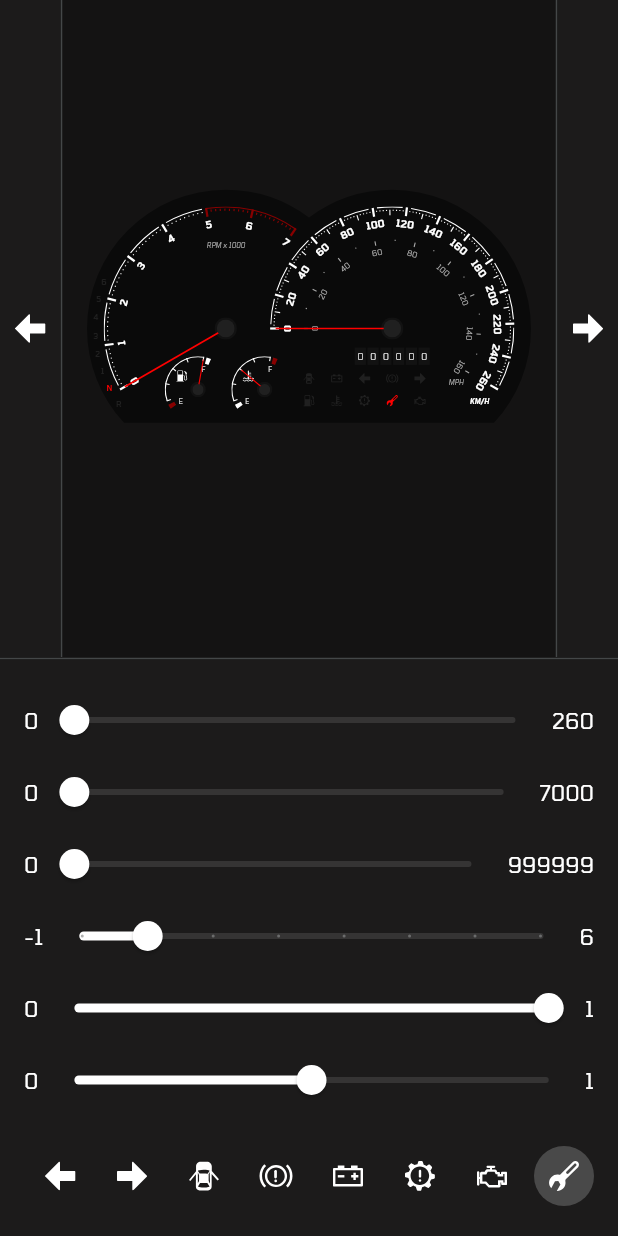
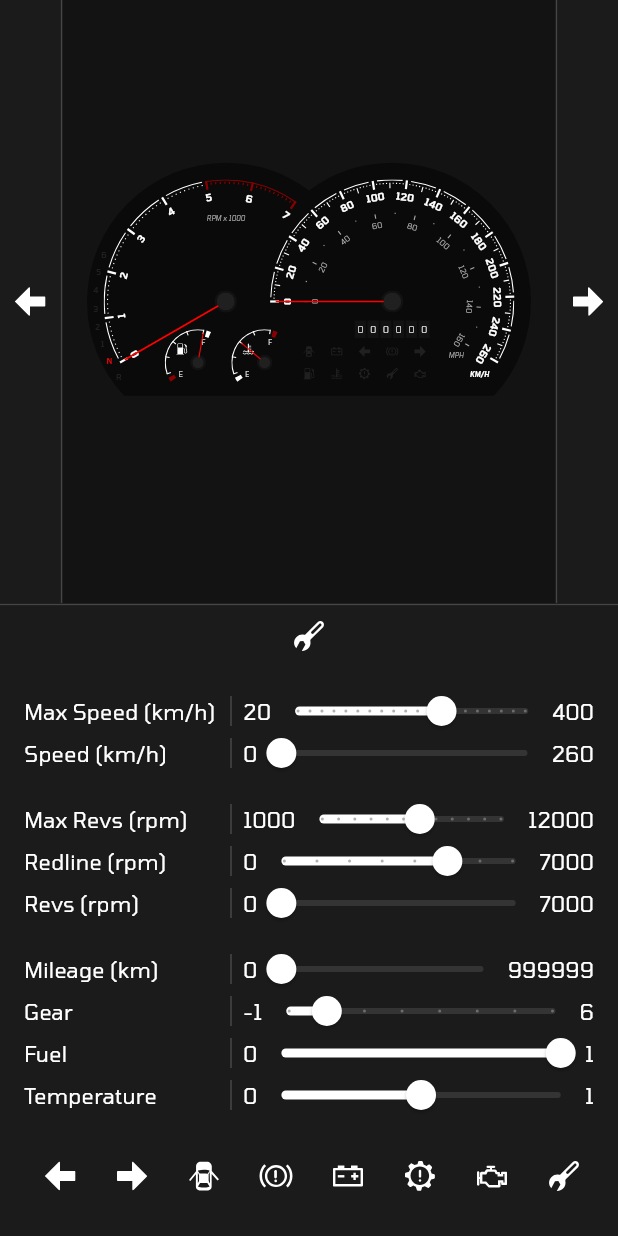
Before and after one commit to darius-calugar/Gauge-Cluster, a Flutter app: the screen it shows after launch, after a tap on an icon or button, on a phone screen of 412 x 824 dp. Run offline on Flutter 3.47's test engine with Material 3 defaults, Android fonts, the phone set to English and light mode, and no system bars; our stand-ins replace equatable, flutter_bloc, flutter_svg.

Commit message:
feat: Make playground controls expandable

```diff
--- a/gauge_cluster/lib/blocs/car/car_cubit.dart
+++ b/gauge_cluster/lib/blocs/car/car_cubit.dart
@@ -1,3 +1,5 @@
+import 'dart:math';
+
 import 'package:equatable/equatable.dart';
 import 'package:flutter_bloc/flutter_bloc.dart';
 
@@ -6,12 +8,30 @@ part 'car_state.dart';
 class CarCubit extends Cubit<CarState> {
   CarCubit() : super(CarState.initial());
 
+  void setMaxSpeed(double maxSpeed) async {
+    emit(state.copyWith(maxSpeed: maxSpeed, speed: min(state.speed, maxSpeed)));
+  }
+
   void setSpeed(double speed) async {
     emit(state.copyWith(speed: speed));
   }
 
+  void setMaxRevs(double maxRevs) async {
+    emit(
+      state.copyWith(
+        maxRevs: maxRevs,
+        revs: min(state.revs, maxRevs),
+        redline: min(state.redline, maxRevs),
+      ),
+    );
+  }
+
   void setRevs(double revs) async {
     emit(state.copyWith(revs: revs));
+  }
+
+  void setRedline(double redline) async {
+    emit(state.copyWith(redline: redline));
   }
 
   void setMileage(int mileage) async {
--- a/gauge_cluster/lib/blocs/car/car_state.dart
+++ b/gauge_cluster/lib/blocs/car/car_state.dart
@@ -2,8 +2,11 @@ part of 'car_cubit.dart';
 
 class CarState extends Equatable {
   const CarState({
+    required this.maxSpeed,
     required this.speed,
+    required this.maxRevs,
     required this.revs,
+    required this.redline,
     required this.mileage,
     required this.gear,
     required this.fuel,
@@ -19,8 +22,11 @@ class CarState extends Equatable {
   });
 
   const CarState.initial()
-    : speed = 0,
+    : maxSpeed = 260,
+      speed = 0,
+      maxRevs = 7000,
       revs = 0,
+      redline = 5000,
       mileage = 0,
       gear = 0,
       fuel = 1,
@@ -34,13 +40,14 @@ class CarState extends Equatable {
       engineSignal = false,
       serviceSignal = false;
 
-  final double maxSpeed = 260;
-  final double maxRevs = 7000;
   final int minGears = -1;
   final int maxGears = 6;
 
+  final double maxSpeed;
   final double speed;
+  final double maxRevs;
   final double revs;
+  final double redline;
   final int mileage;
   final int gear;
   final double fuel;
@@ -60,8 +67,11 @@ class CarState extends Equatable {
   bool get temperatureSignal => temperature > .9;
 
   CarState copyWith({
+    double? maxSpeed,
     double? speed,
+    double? maxRevs,
     double? revs,
+    double? redline,
     int? mileage,
     int? gear,
     double? fuel,
@@ -75,8 +85,11 @@ class CarState extends Equatable {
     bool? engineSignal,
     bool? serviceSignal,
   }) => CarState(
+    maxSpeed: maxSpeed ?? this.maxSpeed,
     speed: speed ?? this.speed,
+    maxRevs: maxRevs ?? this.maxRevs,
     revs: revs ?? this.revs,
+    redline: redline ?? this.redline,
     mileage: mileage ?? this.mileage,
     gear: gear ?? this.gear,
     fuel: fuel ?? this.fuel,
@@ -93,8 +106,11 @@ class CarState extends Equatable {
 
   @override
   List<Object?> get props => [
+    maxSpeed,
     speed,
+    maxRevs,
     revs,
+    redline,
     mileage,
     gear,
     fuel,
--- a/gauge_cluster/lib/blocs/playground/playground_cubit.dart
+++ b/gauge_cluster/lib/blocs/playground/playground_cubit.dart
@@ -5,12 +5,17 @@ part 'playground_state.dart';
 
 class PlaygroundCubit extends Cubit<PlaygroundState> {
   PlaygroundCubit({required this.exampleCount})
-    : super(PlaygroundState(example: 1));
+    : super(PlaygroundState(example: 1, areControlsExpanded: false));
 
   final int exampleCount;
 
   void setExample(int example) async {
-    emit(PlaygroundState(example: (example - 1) % exampleCount + 1));
+    emit(
+      PlaygroundState(
+        example: (example - 1) % exampleCount + 1,
+        areControlsExpanded: state.areControlsExpanded,
+      ),
+    );
   }
 
   void setPreviousExample() async {
@@ -20,4 +25,13 @@ class PlaygroundCubit extends Cubit<PlaygroundState> {
   void setNextExample() async {
     setExample(state.example + 1);
   }
+
+  void toggleControls() async {
+    emit(
+      PlaygroundState(
+        example: state.example,
+        areControlsExpanded: !state.areControlsExpanded,
+      ),
+    );
+  }
 }
--- a/gauge_cluster/lib/blocs/playground/playground_state.dart
+++ b/gauge_cluster/lib/blocs/playground/playground_state.dart
@@ -1,10 +1,14 @@
 part of 'playground_cubit.dart';
 
 final class PlaygroundState extends Equatable {
-  const PlaygroundState({required this.example});
+  const PlaygroundState({
+    required this.example,
+    required this.areControlsExpanded,
+  });
 
   final int example;
+  final bool areControlsExpanded;
 
   @override
-  List<Object?> get props => [example];
+  List<Object?> get props => [example, areControlsExpanded];
 }
--- a/gauge_cluster/lib/examples/e1/rev_gauge.dart
+++ b/gauge_cluster/lib/examples/e1/rev_gauge.dart
@@ -20,7 +20,8 @@ class E1RevGauge extends StatelessWidget {
 
     final steps = (carState.maxRevs ~/ 100) + 1;
     final stepAngleSweep = visibleSweepAngle / (steps - 1);
-    final redlineStep = 50;
+    final redlineStep = carState.redline ~/ 100;
+    final redlineStepSnapped = (redlineStep / 10).round() * 10;
 
     return SizedBox.square(
       dimension: radius * 2,
@@ -49,7 +50,10 @@ class E1RevGauge extends StatelessWidget {
                 ),
                 angle: visibleStartAngle + stepAngleSweep * step,
                 width: 4,
-                color: step < redlineStep ? AppColors.white1 : AppColors.red2,
+                color:
+                    step < redlineStepSnapped
+                        ? AppColors.white1
+                        : AppColors.red2,
               ),
               // Step labels
               GaugeTextFeature(
@@ -59,7 +63,7 @@ class E1RevGauge extends StatelessWidget {
                 text: '${step ~/ 10}',
                 style: TextStyle(fontWeight: FontWeight.w600, fontSize: 18),
               ),
-              if (step < redlineStep)
+              if (step < redlineStepSnapped)
                 // Border
                 GaugeSliceFeature(
                   position: GaugeFeatureSectorPosition(
@@ -81,7 +85,7 @@ class E1RevGauge extends StatelessWidget {
                   sweepAngle: stepAngleSweep * 10,
                   color: AppColors.red2,
                 ),
-            ] else if (step < redlineStep)
+            ] else if (step < redlineStepSnapped)
               // Quarter-steps
               GaugeBoxFeature(
                 position: GaugeFeatureSectorPosition(
--- a/gauge_cluster/lib/examples/e2/gauge_cluster.dart
+++ b/gauge_cluster/lib/examples/e2/gauge_cluster.dart
@@ -1,4 +1,5 @@
 import 'package:flutter/material.dart';
+import 'package:gauge_cluster/app_colors.dart';
 import 'package:gauge_cluster/examples/e2/main_gauge.dart';
 
 class E2GaugeCluster extends StatelessWidget {
@@ -6,6 +7,14 @@ class E2GaugeCluster extends StatelessWidget {
 
   @override
   Widget build(BuildContext context) {
-    return Stack(children: [Center(child: E2MainGauge())]);
+    return Center(
+      child: Container(
+        decoration: BoxDecoration(
+          shape: BoxShape.circle,
+          color: AppColors.black1,
+        ),
+        child: Stack(children: [Center(child: E2MainGauge())]),
+      ),
+    );
   }
 }
--- a/gauge_cluster/lib/screens/playground_screen.dart
+++ b/gauge_cluster/lib/screens/playground_screen.dart
@@ -86,46 +86,100 @@ class _PlaygroundScreenState extends State<PlaygroundScreen> {
           Divider(height: 2),
           Material(
             color: theme.colorScheme.surfaceContainerLow,
+            child: Column(
+              crossAxisAlignment: CrossAxisAlignment.stretch,
+              children: [
+                Material(
+                  color: theme.colorScheme.surfaceContainerLow,
+                  child: InkResponse(
+                    highlightShape: BoxShape.rectangle,
+                    onTap: playgroundCubit.toggleControls,
                     child: Padding(
-              padding: const EdgeInsets.all(16),
+                      padding: const EdgeInsets.all(8.0),
+                      child: SvgIcon(SvgIcons.wrench),
+                    ),
+                  ),
+                ),
+                AnimatedSize(
+                  duration: Durations.medium1,
+                  curve: Curves.ease,
+                  child:
+                      playgroundCubit.state.areControlsExpanded
+                          ? Padding(
+                            padding: const EdgeInsets.all(16.0),
                             child: Column(
                               crossAxisAlignment: CrossAxisAlignment.stretch,
                               children: [
                                 _Slider(
+                                  name: 'Max Speed (km/h)',
+                                  min: 20,
+                                  max: 400,
+                                  divisions: 19,
+                                  value: carCubit.state.maxSpeed,
+                                  onChanged: carCubit.setMaxSpeed,
+                                ),
+                                _Slider(
+                                  name: 'Speed (km/h)',
                                   max: carCubit.state.maxSpeed,
                                   value: carCubit.state.speed,
                                   onChanged: carCubit.setSpeed,
                                 ),
+                                SizedBox(height: 16),
                                 _Slider(
+                                  name: 'Max Revs (rpm)',
+                                  min: 1000,
+                                  max: 12000,
+                                  divisions: 11,
+                                  value: carCubit.state.maxRevs,
+                                  onChanged: carCubit.setMaxRevs,
+                                ),
+                                _Slider(
+                                  name: 'Redline (rpm)',
+                                  max: carCubit.state.maxRevs,
+                                  divisions: carCubit.state.maxRevs ~/ 1000,
+                                  value: carCubit.state.redline,
+                                  onChanged: carCubit.setRedline,
+                                ),
+                                _Slider(
+                                  name: 'Revs (rpm)',
                                   max: carCubit.state.maxRevs,
                                   value: carCubit.state.revs,
                                   onChanged: carCubit.setRevs,
                                 ),
+                                SizedBox(height: 16),
                                 _Slider(
+                                  name: 'Mileage (km)',
                                   max: 999999,
                                   value: carCubit.state.mileage.toDouble(),
                                   onChanged:
-                        (mileage) => carCubit.setMileage(mileage.round()),
+                                      (mileage) =>
+                                          carCubit.setMileage(mileage.round()),
                                 ),
                                 _Slider(
+                                  name: 'Gear',
                                   min: carCubit.state.minGears.toDouble(),
                                   max: carCubit.state.maxGears.toDouble(),
                                   divisions:
-                        carCubit.state.maxGears - carCubit.state.minGears,
+                                      carCubit.state.maxGears -
+                                      carCubit.state.minGears,
                                   value: carCubit.state.gear.toDouble(),
-                    onChanged: (gear) => carCubit.shiftTo(gear.round()),
+                                  onChanged:
+                                      (gear) => carCubit.shiftTo(gear.round()),
                                 ),
                                 _Slider(
+                                  name: 'Fuel',
                                   value: carCubit.state.fuel,
                                   onChanged: carCubit.setFuel,
                                 ),
                                 _Slider(
+                                  name: 'Temperature',
                                   value: carCubit.state.temperature,
                                   onChanged: carCubit.setTemperature,
                                 ),
                                 SizedBox(height: 16),
                                 Row(
-                    mainAxisAlignment: MainAxisAlignment.spaceBetween,
+                                  mainAxisAlignment:
+                                      MainAxisAlignment.spaceBetween,
                                   children: [
                                     _Toggle(
                                       icon: SvgIcons.left,
@@ -171,6 +225,10 @@ class _PlaygroundScreenState extends State<PlaygroundScreen> {
                                 ),
                               ],
                             ),
+                          )
+                          : SizedBox(width: double.infinity),
+                ),
+              ],
             ),
           ),
         ],
@@ -181,6 +239,7 @@ class _PlaygroundScreenState extends State<PlaygroundScreen> {
 
 class _Slider extends StatelessWidget {
   const _Slider({
+    required this.name,
     required this.value,
     this.min = 0,
     this.max = 1,
@@ -188,6 +247,7 @@ class _Slider extends StatelessWidget {
     this.onChanged,
   });
 
+  final String name;
   final double value;
   final double min;
   final double max;
@@ -196,8 +256,12 @@ class _Slider extends StatelessWidget {
 
   @override
   Widget build(BuildContext context) {
-    return Row(
+    return IntrinsicHeight(
+      child: Row(
+        crossAxisAlignment: CrossAxisAlignment.center,
         children: [
+          SizedBox(width: 130, child: Text(name)),
+          VerticalDivider(indent: 4, endIndent: 4),
           Text('${min.round()}'),
           Expanded(
             child: Slider(
@@ -206,10 +270,12 @@ class _Slider extends StatelessWidget {
               divisions: divisions,
               value: value,
               onChanged: onChanged,
+              padding: EdgeInsets.symmetric(vertical: 4, horizontal: 16),
             ),
           ),
           Text('${max.round()}'),
         ],
+      ),
     );
   }
 }
```
Lines whose indentation alone changed are shown as unchanged.
